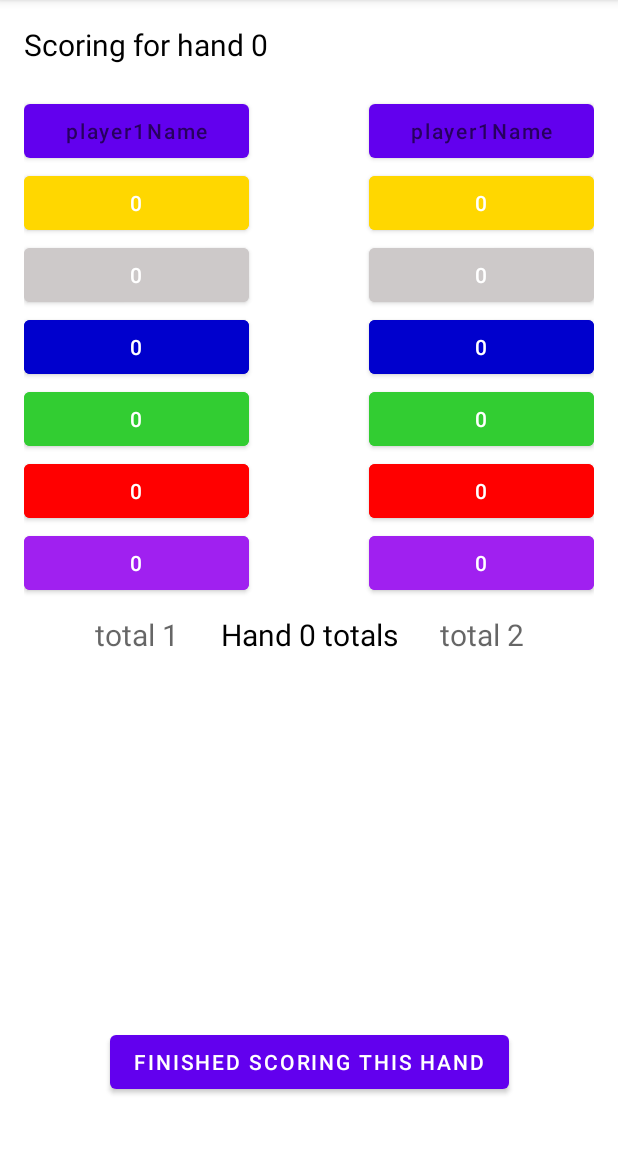
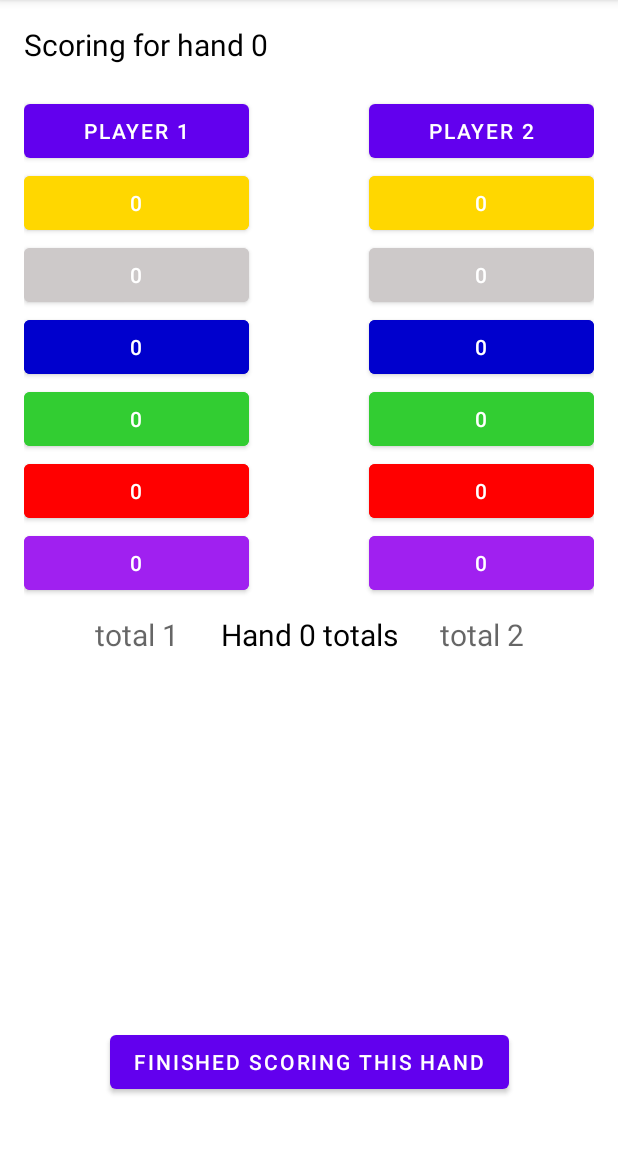
Before and after one commit to StellarsJayNorthwest/LostCities, an Android app: the HandScoringActivity screen opened directly, with no data from a screen before it, on a phone screen of 412 x 824 dp, the part 84-1236 px from its top. Run offline under Robolectric (Android 15) with nearby library versions, the phone set to English and light mode, and no system bars.

Commit message:
Set player names in hand scoring activity

```diff
--- a/app/src/main/java/com/example/lostcitiesscorecalculator/HandScoringActivity.kt
+++ b/app/src/main/java/com/example/lostcitiesscorecalculator/HandScoringActivity.kt
@@ -65,6 +65,8 @@ class HandScoringActivity : AppCompatActivity() {
         this.hand = intent.getIntExtra("hand", 0)
         assert(this.hand != 0)
 
+        binding.player1Name.setText(player1Name)
+        binding.player2Name.setText(player2Name)
         binding.handTitle.setText("Scoring for hand $hand")
         binding.handTotalsTitle.setText("Hand $hand totals")
 
```
